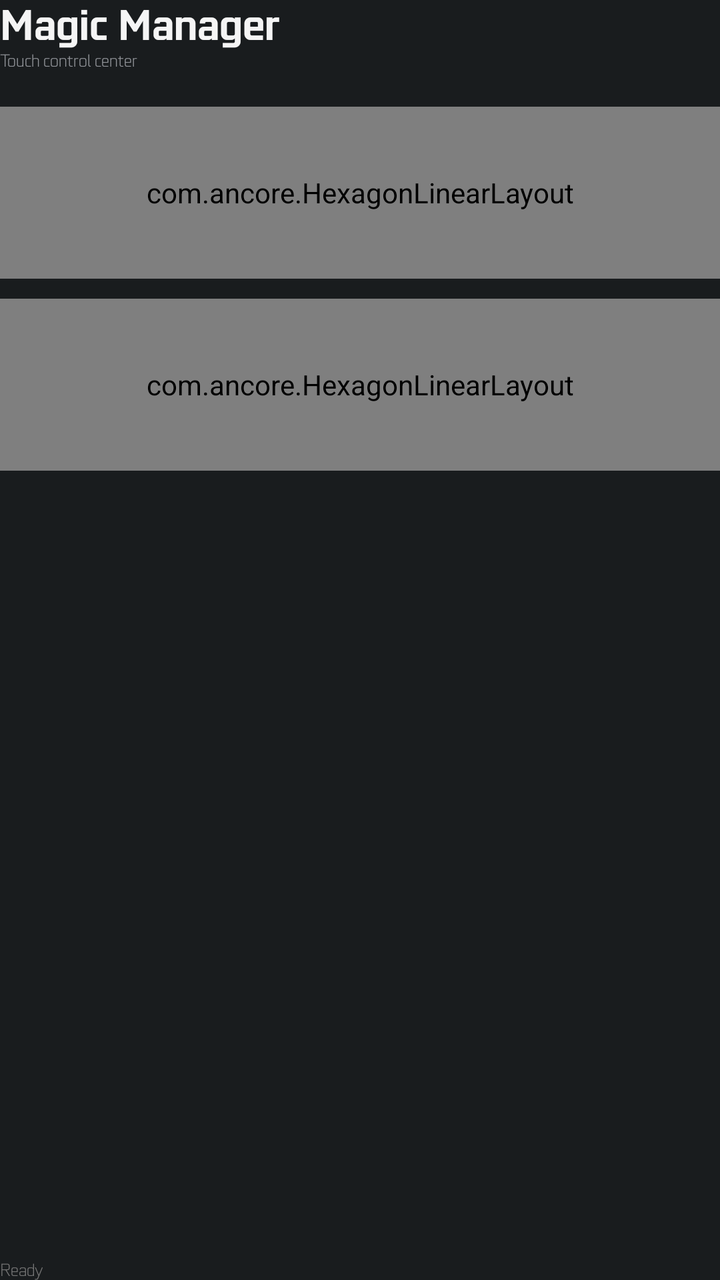
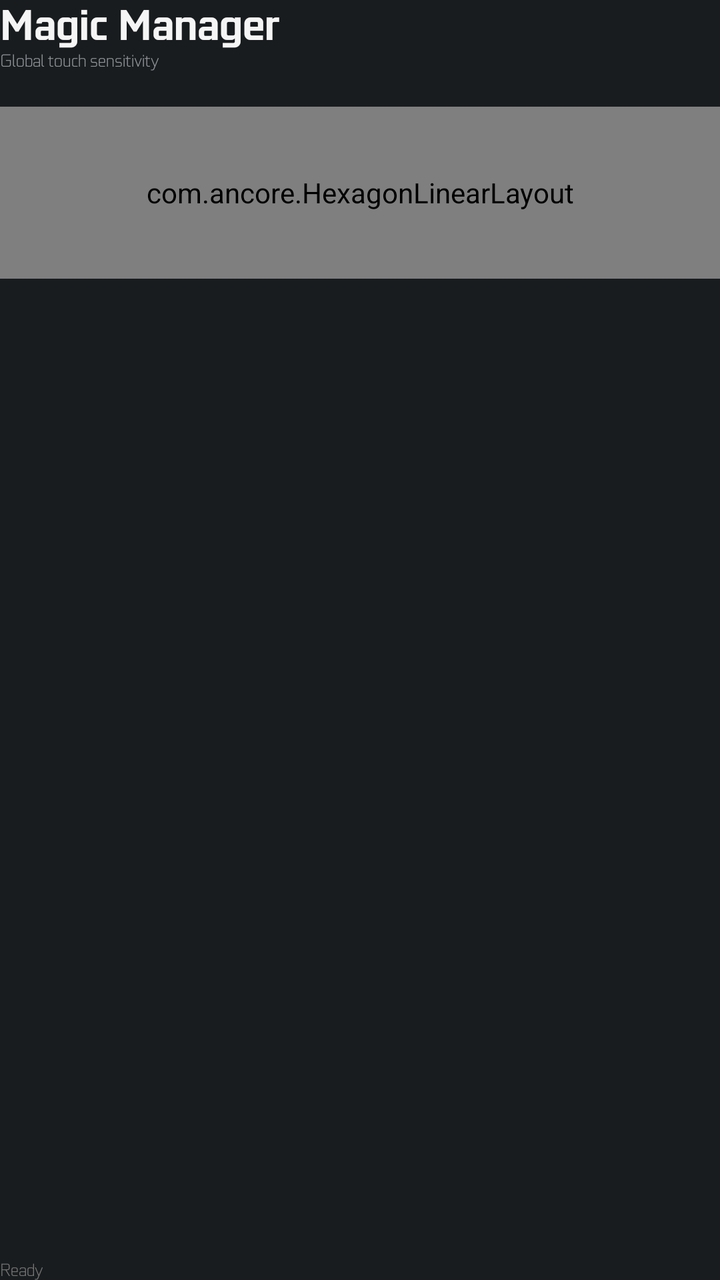

An Android layout rendered at two revisions. The XML below is the earlier revision; the diff shows what the commit changed to produce the second picture.
<!-- AndroidManifest.xml: application theme android:Theme.DeviceDefault.NoActionBar -->
<!-- res/layout/page_main.xml -->
<?xml version="1.0" encoding="utf-8"?>
<LinearLayout xmlns:android="http://schemas.android.com/apk/res/android"
    android:layout_width="match_parent" android:layout_height="match_parent"
    android:orientation="vertical">
    <TextView android:layout_width="match_parent" android:layout_height="wrap_content"
        android:text="Magic Manager" android:textColor="#F5F5F5" android:textSize="22sp" android:fontFamily="@font/gf_bold"/>
    <TextView android:layout_width="match_parent" android:layout_height="wrap_content"
        android:text="Touch control center" android:textColor="#92959A" android:textSize="9sp" android:fontFamily="@font/gf_light"/>

    <LinearLayout android:layout_width="match_parent" android:layout_height="0dp" android:layout_weight="1"
        android:layout_marginTop="18dp" android:orientation="vertical">
        <com.ancore.HexagonLinearLayout
            android:id="@+id/btn_sensitivity_manager" android:layout_width="match_parent" android:layout_height="86dp"
            android:padding="14dp" android:gravity="center_vertical" android:orientation="horizontal">
            <LinearLayout android:layout_width="0dp" android:layout_height="wrap_content" android:layout_weight="1" android:orientation="vertical">
                <TextView android:layout_width="wrap_content" android:layout_height="wrap_content" android:text="Sensitivity Manager"
                    android:textColor="#FFFFFF" android:textSize="16sp" android:fontFamily="@font/gf_bold"/>
                <TextView android:layout_width="wrap_content" android:layout_height="wrap_content" android:layout_marginTop="5dp"
                    android:text="Sensitivity, TactiX and touch response" android:textColor="#8E9095" android:textSize="9sp" android:fontFamily="@font/gf_light"/>
            </LinearLayout>
            <TextView android:layout_width="42dp" android:layout_height="42dp" android:gravity="center" android:text="›"
                android:textColor="#E51010" android:textSize="28sp" android:fontFamily="@font/gf_bold"/>
        </com.ancore.HexagonLinearLayout>

        <com.ancore.HexagonLinearLayout
            android:id="@+id/btn_macro_manager" android:layout_width="match_parent" android:layout_height="86dp"
            android:layout_marginTop="10dp" android:padding="14dp" android:gravity="center_vertical" android:orientation="horizontal">
            <LinearLayout android:layout_width="0dp" android:layout_height="wrap_content" android:layout_weight="1" android:orientation="vertical">
                <TextView android:layout_width="wrap_content" android:layout_height="wrap_content" android:text="Macro"
                    android:textColor="#FFFFFF" android:textSize="16sp" android:fontFamily="@font/gf_bold"/>
                <TextView android:layout_width="wrap_content" android:layout_height="wrap_content" android:layout_marginTop="5dp"
                    android:text="Create and configure touch macros" android:textColor="#8E9095" android:textSize="9sp" android:fontFamily="@font/gf_light"/>
            </LinearLayout>
            <TextView android:layout_width="42dp" android:layout_height="42dp" android:gravity="center" android:text="›"
                android:textColor="#E51010" android:textSize="28sp" android:fontFamily="@font/gf_bold"/>
        </com.ancore.HexagonLinearLayout>
    </LinearLayout>

    <TextView android:id="@+id/status_text" android:layout_width="match_parent" android:layout_height="wrap_content"
        android:text="Ready" android:textColor="#777777" android:textSize="9sp" android:fontFamily="@font/gf_light"/>
</LinearLayout>
<!-- resources referenced by this layout -->
<resources>

</resources>

<!-- the commit's change to res/layout/page_main.xml (unified diff, before → after) -->
@@ -5,8 +5,7 @@
     <TextView android:layout_width="match_parent" android:layout_height="wrap_content"
         android:text="Magic Manager" android:textColor="#F5F5F5" android:textSize="22sp" android:fontFamily="@font/gf_bold"/>
     <TextView android:layout_width="match_parent" android:layout_height="wrap_content"
-        android:text="Touch control center" android:textColor="#92959A" android:textSize="9sp" android:fontFamily="@font/gf_light"/>
-
+        android:text="Global touch sensitivity" android:textColor="#92959A" android:textSize="9sp" android:fontFamily="@font/gf_light"/>
     <LinearLayout android:layout_width="match_parent" android:layout_height="0dp" android:layout_weight="1"
         android:layout_marginTop="18dp" android:orientation="vertical">
         <com.ancore.HexagonLinearLayout
@@ -21,21 +20,7 @@
             <TextView android:layout_width="42dp" android:layout_height="42dp" android:gravity="center" android:text="›"
                 android:textColor="#E51010" android:textSize="28sp" android:fontFamily="@font/gf_bold"/>
         </com.ancore.HexagonLinearLayout>
-
-        <com.ancore.HexagonLinearLayout
-            android:id="@+id/btn_macro_manager" android:layout_width="match_parent" android:layout_height="86dp"
-            android:layout_marginTop="10dp" android:padding="14dp" android:gravity="center_vertical" android:orientation="horizontal">
-            <LinearLayout android:layout_width="0dp" android:layout_height="wrap_content" android:layout_weight="1" android:orientation="vertical">
-                <TextView android:layout_width="wrap_content" android:layout_height="wrap_content" android:text="Macro"
-                    android:textColor="#FFFFFF" android:textSize="16sp" android:fontFamily="@font/gf_bold"/>
-                <TextView android:layout_width="wrap_content" android:layout_height="wrap_content" android:layout_marginTop="5dp"
-                    android:text="Create and configure touch macros" android:textColor="#8E9095" android:textSize="9sp" android:fontFamily="@font/gf_light"/>
-            </LinearLayout>
-            <TextView android:layout_width="42dp" android:layout_height="42dp" android:gravity="center" android:text="›"
-                android:textColor="#E51010" android:textSize="28sp" android:fontFamily="@font/gf_bold"/>
-        </com.ancore.HexagonLinearLayout>
     </LinearLayout>
-
     <TextView android:id="@+id/status_text" android:layout_width="match_parent" android:layout_height="wrap_content"
         android:text="Ready" android:textColor="#777777" android:textSize="9sp" android:fontFamily="@font/gf_light"/>
 </LinearLayout>
